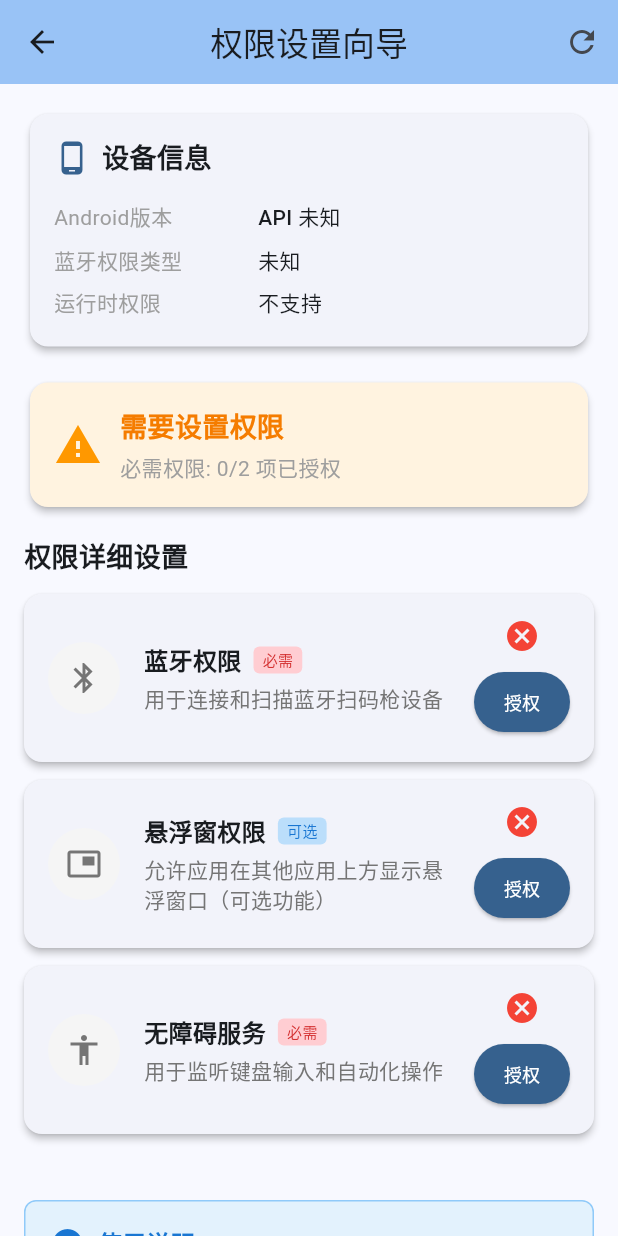
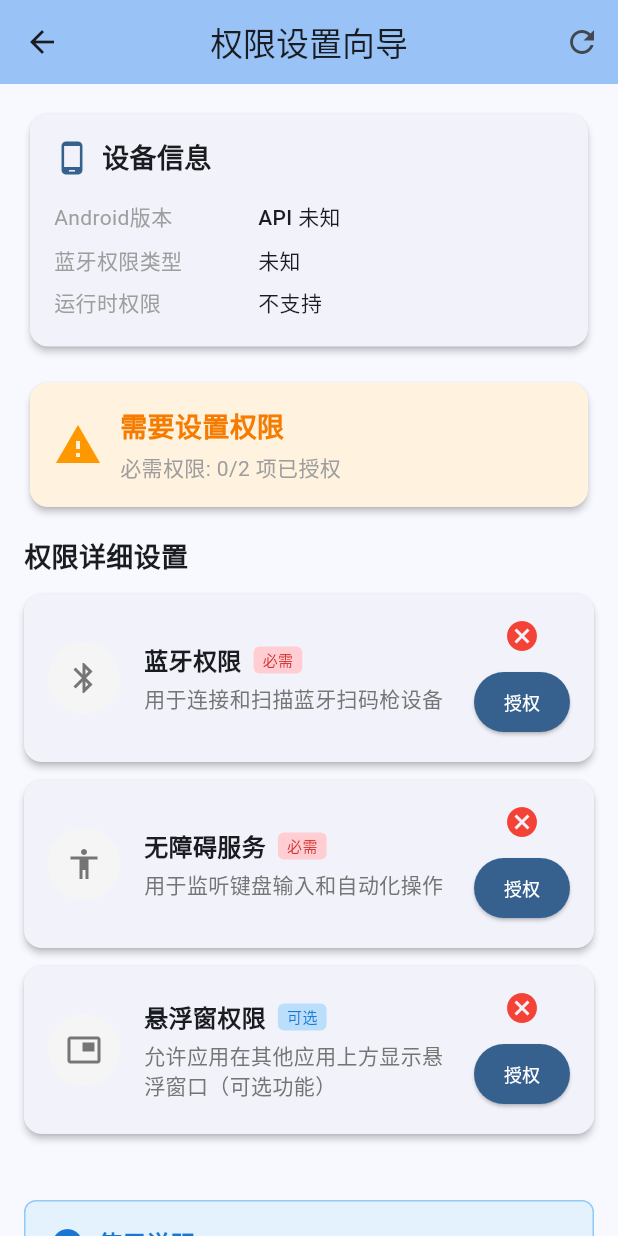
Before and after one commit to wuhao1477/ScanToPDA, a Flutter app: the PermissionGuidePage screen opened directly, on a phone screen of 412 x 824 dp. Run offline on Flutter 3.47's test engine with Material 3 defaults, Android fonts, the light colour scheme and no system bars; our stand-ins replace share_plus.

Commit message:
在权限引导页面中添加无障碍服务权限的卡片，提供权限描述和请求功能，增强用户对无障碍服务的理解和使用体验。

```diff
--- a/lib/permission_guide_page.dart
+++ b/lib/permission_guide_page.dart
@@ -314,6 +314,16 @@ class _PermissionGuidePageState extends State<PermissionGuidePage> {
             isRequired: true,
           ),
 
+        // 无障碍权限
+        _buildPermissionCard(
+          title: '无障碍服务',
+          description: '用于监听键盘输入和自动化操作',
+          icon: Icons.accessibility,
+          isGranted: _permissions['accessibility']!,
+          onRequest: _requestAccessibilityPermission,
+          isRequired: true,
+        ),
+
         // 悬浮窗权限（可选）
         _buildPermissionCard(
           title: '悬浮窗权限',
@@ -322,16 +332,6 @@ class _PermissionGuidePageState extends State<PermissionGuidePage> {
           isGranted: _permissions['overlay']!,
           onRequest: _requestOverlayPermission,
           isRequired: false,
-        ),
-
-        // 无障碍权限
-        _buildPermissionCard(
-          title: '无障碍服务',
-          description: '用于监听键盘输入和自动化操作',
-          icon: Icons.accessibility,
-          isGranted: _permissions['accessibility']!,
-          onRequest: _requestAccessibilityPermission,
-          isRequired: true,
         ),
       ],
     );
```
